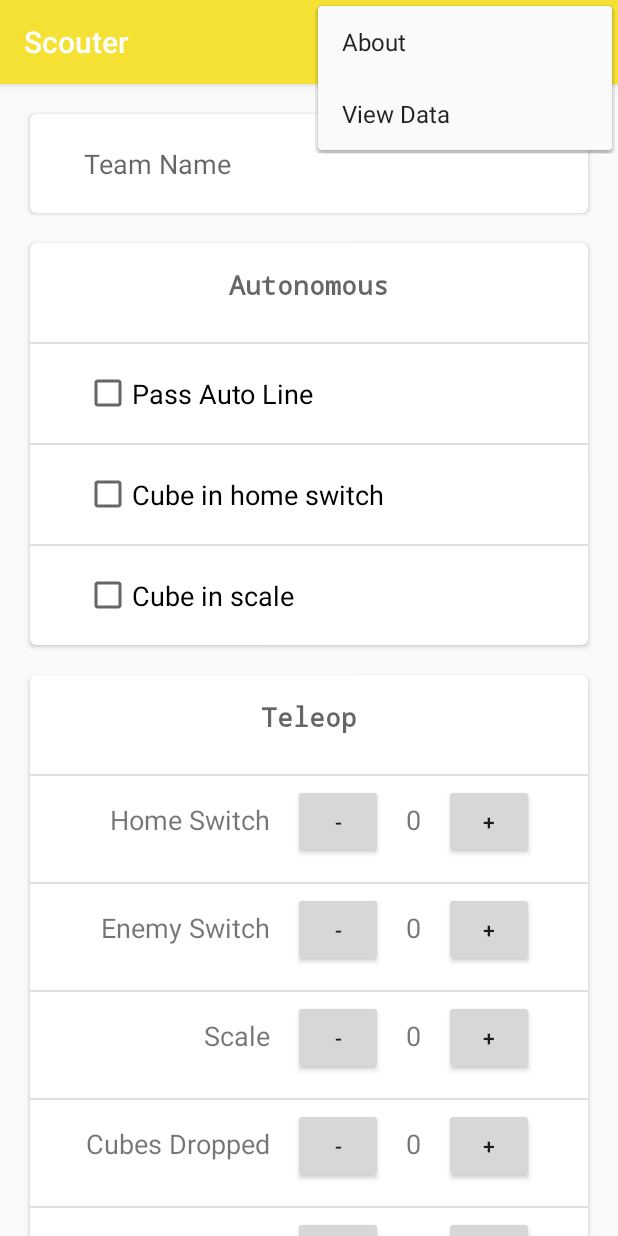
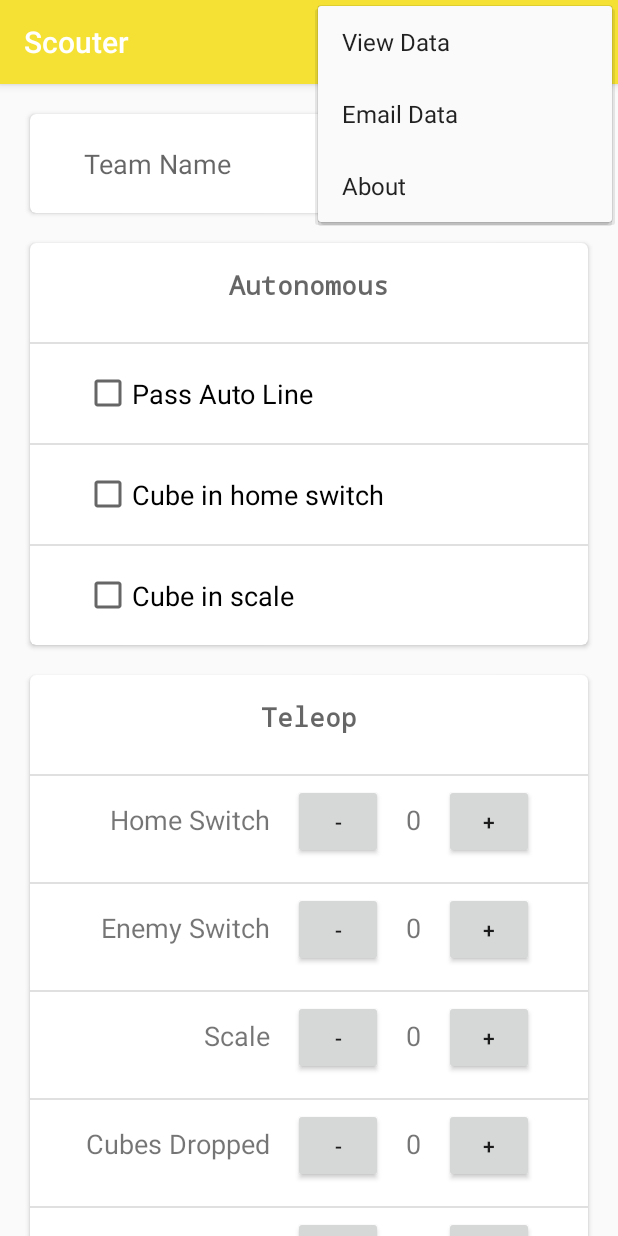
Before and after one commit to frc-emotion/Android-Scouter, an Android app: the MainActivity screen opened directly, with no data from a screen before it, with the options menu open, on a phone screen of 412 x 824 dp. Run offline under Robolectric (Android 15) with nearby library versions, the phone set to English and light mode, and no system bars; libraries missing offline, so code that uses them is left out: com.opencsv.

Commit message:
Added option to email excel file

```diff
--- a/app/src/main/res/menu/menu.xml
+++ b/app/src/main/res/menu/menu.xml
@@ -3,17 +3,23 @@
     xmlns:app="http://schemas.android.com/apk/res-auto"
     xmlns:tools="http://schemas.android.com/tools">
 
-
     <item
         android:id="@+id/action_about"
         android:icon="@drawable/about_icon"
-        android:orderInCategory="100"
+        android:orderInCategory="3"
         android:title="@string/about"
         app:showAsAction="never" />
 
     <item
         android:id="@+id/action_view"
-        android:orderInCategory="100"
+        android:orderInCategory="1"
         android:title="@string/view"
         app:showAsAction="never" />
+
+    <item
+        android:id="@+id/action_share"
+        android:icon="@drawable/share_icon"
+        android:orderInCategory="2"
+        android:title="@string/share"
+        app:showAsAction="never" />
 </menu>
--- a/app/src/main/res/values/strings.xml
+++ b/app/src/main/res/values/strings.xml
@@ -28,16 +28,13 @@
     <string name="clearFile">Erase</string>
     <string name="viewNotes">Notes</string>
     <string name="editNotes">Type your notes here</string>
-
+    <string name="share">Email Data</string>
     <string name="git">Github</string>
     <string name="email">Email Developer</string>
-
-
     <string name="climb_hint">How did the climb go?</string>
     <string name="description__intro">A simple scouting app that saves scouting data to a csv file.</string>
     <string name="title_permission_write">Access Storage</string>
     <string name="description__permission_write">We need to access your storage to create and read the csv file that contains the scouting data.</string>
-
     <string-array name="climb_options">
         <item>Climbed</item>
         <item>Climbed with 1 extra</item>
```
Also changed, not shown: app/src/main/java/com/team2658/scouter/MainActivity.java (+22 -7 lines), app/src/main/java/com/team2658/scouter/Utils.java (+20 -7 lines), app/src/main/res/drawable/share_icon.png (added).
